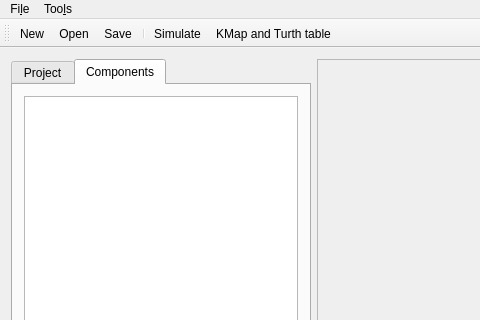
First picture: the form in src/mainwindow.ui, repository Sefrwahed/LogicSim, before the edit; both pictures show x 0 to 480 and y 0 to 320 of the 1280 by 812 pixel window.
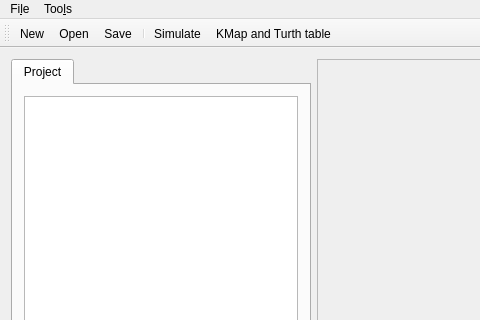
Second picture: the form after the edit. Icons and pictures are not drawn.

Patch:
```diff
--- a/src/mainwindow.ui
+++ b/src/mainwindow.ui
@@ -28,7 +28,7 @@
         </size>
        </property>
        <property name="currentIndex">
-        <number>1</number>
+        <number>0</number>
        </property>
        <widget class="QWidget" name="tab">
         <attribute name="title">
@@ -40,16 +40,6 @@
          </item>
         </layout>
        </widget>
-       <widget class="QWidget" name="tab_2">
-        <attribute name="title">
-         <string>Components</string>
-        </attribute>
-        <layout class="QGridLayout" name="gridLayout_3">
-         <item row="0" column="0">
-          <widget class="QTableWidget" name="tableWidget"/>
-         </item>
-        </layout>
-       </widget>
       </widget>
      </widget>
     </item>
```
Left out of the diff: 2 changed lines with no effect on the pictures.
